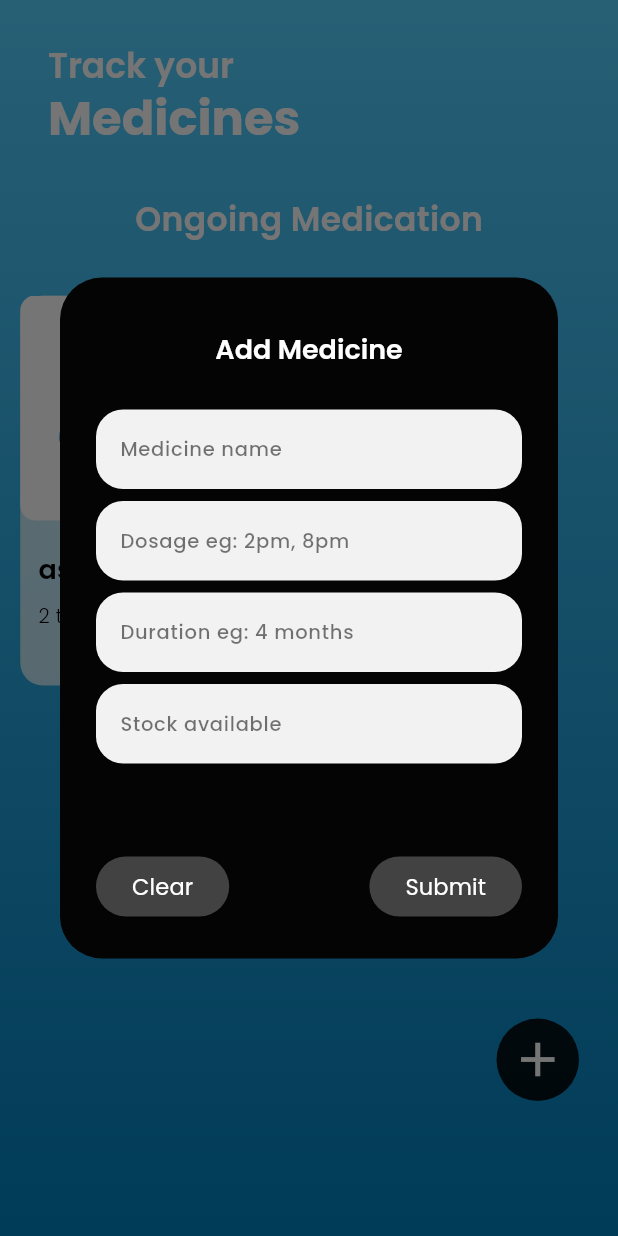
After one commit to shiwangaryan/Second-Brain, a Flutter app: the MedicinePage screen opened directly, after a tap on the "add" icon, on a phone screen of 412 x 824 dp. The commit adds this screen. Run offline on Flutter 3.47's test engine with Material 3 defaults, Android fonts, the light colour scheme and no system bars; our stand-ins replace cached_network_image, carousel_slider, firebase_auth, firebase_core, flutter_spinkit, flutter_svg and 6 more; missing offline and left inert: google_gemini; accounts and stored records are empty.

Commit message:
compleed the feature of entering the information about a new medicine and displaying it on the screen- Flutte

```diff
--- a/lib/common/widgets/custom_shapes/container/primary_header_container.dart
+++ b/lib/common/widgets/custom_shapes/container/primary_header_container.dart
@@ -20,7 +20,16 @@ class PrimaryHeaderContainer extends StatelessWidget {
       child: Container(
         width: HelperFunctions.screenWidth(),
         height: 500,
-        color: const Color(0xFF1E90FF),
+        decoration: const BoxDecoration(
+          gradient: LinearGradient(
+            begin: Alignment.topCenter,
+            end: Alignment.bottomCenter,
+            colors: [
+              Color(0XFF55d0ff),
+              Color(0XFF0080bf),
+            ],
+          ),
+        ),
         child: Stack(
           children: [
             Positioned(
--- a/lib/features/chatbot/model/chat_message.dart
+++ b/lib/features/chatbot/model/chat_message.dart
@@ -1,11 +1,10 @@
 import 'package:flutter/material.dart';
 
 class ChatMessage extends StatelessWidget {
-  const ChatMessage({super.key, required this.sender, required this.message, this.loading});
+  const ChatMessage({super.key, required this.sender, required this.message});
 
   final String sender;
   final String message;
-  final Widget? loading;
 
   @override
   Widget build(BuildContext context) {
@@ -22,8 +21,9 @@ class ChatMessage extends StatelessWidget {
           ),
           margin: const EdgeInsets.only(top: 2),
           child: Padding(
-            padding: const EdgeInsets.symmetric(vertical: 12.0, horizontal: 16),
-            child: message!= '' ? Text(
+              padding:
+                  const EdgeInsets.symmetric(vertical: 12.0, horizontal: 16),
+              child: Text(
                 message,
                 style: const TextStyle(
                   fontFamily: 'Poppins',
@@ -31,8 +31,7 @@ class ChatMessage extends StatelessWidget {
                   fontWeight: FontWeight.w500,
                   color: Colors.white,
                 ),
-            ) : loading,
-          ),
+              )),
         ),
         const SizedBox(height: 15),
       ],
--- a/lib/features/chatbot/screen/chatscreen.dart
+++ b/lib/features/chatbot/screen/chatscreen.dart
@@ -14,11 +14,11 @@ class ChatScreen extends StatefulWidget {
 
 class _ChatScreenState extends State<ChatScreen> {
   final List<ChatMessage> messages = [];
-  bool loading = false;
+  final gemini =
+      GoogleGemini(apiKey: 'AIzaSyCnlDOOB8f3bx4szZEBe3ZcGHo1TTpFxdg');
   TextEditingController textEditingController = TextEditingController();
   StreamSubscription? subscription;
-  final gemini =
-      GoogleGemini(apiKey: 'AIzaSyCnlDOOB8f3bx4szZEBe3ZcGHo1TTpFxdg');
+  bool loading = false;
 
   @override
   void initState() {
@@ -42,20 +42,12 @@ class _ChatScreenState extends State<ChatScreen> {
     setState(() {
       messages.insert(0, message);
       loading = true;
-      // messages.insert(
-      //     0,
-      //     ChatMessage(
-      //       sender: 'loading',
-      //       message: '',
-      //       loading: loadingIndicator(),
-      //     ));
     });
     textEditingController.clear();
 
     try {
       final response = await gemini.generateFromText(message.message);
       setState(() {
-        // messages.removeAt(0);
         loading = false;
         messages.insert(
           0,
@@ -148,7 +140,7 @@ class _ChatScreenState extends State<ChatScreen> {
             ),
             loading == true
                 ? SizedBox(child: loadingIndicator())
-                : SizedBox(height: 0),
+                : const SizedBox(height: 0),
             Padding(
               padding:
                   const EdgeInsets.symmetric(horizontal: 15.0, vertical: 16),
@@ -161,6 +153,9 @@ class _ChatScreenState extends State<ChatScreen> {
   }
 }
 
+//-----------
+//app bar
+//-----------
 class ChatScreenAppBar extends StatelessWidget implements PreferredSizeWidget {
   const ChatScreenAppBar({
     super.key,
@@ -197,5 +192,5 @@ class ChatScreenAppBar extends StatelessWidget implements PreferredSizeWidget {
   }
 
   @override
-  Size get preferredSize => Size.fromHeight(95);
+  Size get preferredSize => const Size.fromHeight(95);
 }
--- /dev/null
+++ b/lib/features/medicine/model/medicine_card_class.dart
@@ -0,0 +1,54 @@
+import 'dart:io';
+
+import 'package:flutter/material.dart';
+
+class MedicineCard extends StatelessWidget {
+  const MedicineCard(
+      {super.key, this.img, required this.name, required this.dosage});
+
+  final Image? img;
+  final String name;
+  final String dosage;
+
+  @override
+  Widget build(BuildContext context) {
+    return Container(
+      decoration: BoxDecoration(
+        color: Colors.white.withOpacity(0.7),
+        borderRadius: BorderRadius.circular(15),
+      ),
+      child: Column(
+        crossAxisAlignment: CrossAxisAlignment.start,
+        children: [
+          Container(
+            width: MediaQuery.of(context).size.width,
+            height: 150,
+            decoration: BoxDecoration(
+              borderRadius: BorderRadius.circular(10),
+              image: const DecorationImage(
+                image: AssetImage('assets/medicine/default_meds.jpg'),
+                fit: BoxFit.cover,
+              ),
+            ),
+          ),
+          const SizedBox(height: 20),
+          Padding(
+            padding: const EdgeInsets.symmetric(horizontal: 12.0),
+            child: Text(
+              name,
+              style: const TextStyle(fontSize: 18, fontWeight: FontWeight.w600),
+            ),
+          ),
+          const SizedBox(height: 8),
+          Padding(
+            padding: const EdgeInsets.symmetric(horizontal: 12.0),
+            child: Text(
+              dosage,
+              style: const TextStyle(fontSize: 13, fontWeight: FontWeight.w300),
+            ),
+          )
+        ],
+      ),
+    );
+  }
+}
--- /dev/null
+++ b/lib/features/medicine/screen/medicinescreen.dart
@@ -0,0 +1,227 @@
+import 'package:flutter/material.dart';
+import 'package:solution_challenge_app/features/medicine/model/medicine_card_class.dart';
+import 'package:solution_challenge_app/features/medicine/screen/widget/medicine_appbar.dart';
+
+class MedicinePage extends StatefulWidget {
+  const MedicinePage({super.key});
+
+  @override
+  State<MedicinePage> createState() => _MedicinePageState();
+}
+
+class _MedicinePageState extends State<MedicinePage> {
+  TextEditingController medicineName = TextEditingController();
+  TextEditingController medicineDosage = TextEditingController();
+  TextEditingController medicineDuration = TextEditingController();
+  TextEditingController medicineStock = TextEditingController();
+  List<MedicineCard> medicineCardList = [
+    MedicineCard(name: 'aspirin', dosage: '2 times a day')
+  ];
+
+  void addMedicineCard() {
+    MedicineCard medicineCard =
+        MedicineCard(name: medicineName.text, dosage: medicineDosage.text);
+    medicineName.clear();
+    medicineDosage.clear();
+
+    setState(() {
+      medicineCardList.insert(0, medicineCard);
+    });
+  }
+
+  void addMedicineDialogue() {
+    showDialog(
+      context: context,
+      builder: (BuildContext context) {
+        return AlertDialog(
+          backgroundColor: const Color(0xFF040404),
+          title: const Padding(
+            padding: EdgeInsets.symmetric(vertical: 12.0),
+            child: Center(
+              child:
+                  Text('Add Medicine', style: TextStyle(color: Colors.white)),
+            ),
+          ),
+          content: Form(
+            child: SizedBox(
+              width: 300,
+              height: 270,
+              child: Column(
+                children: [
+                  InfoFormField(
+                      text: 'Medicine name', controller: medicineName),
+                  const SizedBox(height: 8),
+                  InfoFormField(
+                      text: 'Dosage eg: 2pm, 8pm', controller: medicineDosage),
+                  const SizedBox(height: 8),
+                  InfoFormField(
+                      text: 'Duration eg: 4 months',
+                      controller: medicineDuration),
+                  const SizedBox(height: 8),
+                  InfoFormField(
+                      text: 'Stock available', controller: medicineStock),
+                ],
+              ),
+            ),
+          ),
+          actions: [
+            Row(
+              mainAxisAlignment: MainAxisAlignment.spaceBetween,
+              children: [
+                ElevatedButton(
+                  style: ButtonStyle(
+                    backgroundColor:
+                        MaterialStateProperty.all(Colors.grey[800]),
+                  ),
+                  onPressed: () {
+                    medicineName.clear();
+                    medicineDosage.clear();
+                    medicineDuration.clear();
+                    medicineStock.clear();
+                    FocusScope.of(context).unfocus();
+                  },
+                  child: Container(
+                    child: const Text(
+                      'Clear',
+                      style: TextStyle(color: Colors.white, fontSize: 15),
+                    ),
+                  ),
+                ),
+                ElevatedButton(
+                  style: ButtonStyle(
+                    backgroundColor:
+                        MaterialStateProperty.all(Colors.grey[800]),
+                  ),
+                  onPressed: () => {
+                    addMedicineCard(),
+                    Navigator.pop(context),
+                  },
+                  child: const SizedBox(
+                    child: Text(
+                      'Submit',
+                      style: TextStyle(color: Colors.white, fontSize: 15),
+                    ),
+                  ),
+                ),
+              ],
+            )
+          ],
+        );
+      },
+    );
+  }
+
+  @override
+  Widget build(BuildContext context) {
+    //main return of th ebuild function
+    return Container(
+      decoration: const BoxDecoration(
+        gradient: LinearGradient(
+          begin: Alignment.topCenter,
+          end: Alignment.bottomCenter,
+          colors: [
+            Color(0XFF55d0ff),
+            Color(0XFF0080bf),
+          ],
+        ),
+      ),
+      child: Stack(
+        children: [
+          Scaffold(
+            backgroundColor: Colors.transparent,
+            appBar: MedicinePageAppbar(),
+            body: Column(
+              children: [
+                const SizedBox(height: 36),
+                const Center(
+                  child: Text(
+                    'Ongoing Medication',
+                    style: TextStyle(
+                      fontFamily: 'Poppins',
+                      fontSize: 22,
+                      fontWeight: FontWeight.w600,
+                      color: Colors.white,
+                    ),
+                  ),
+                ),
+                Expanded(
+                  child: Padding(
+                    padding: const EdgeInsets.only(top: 35.0),
+                    child: Container(
+                      width: 385,
+                      child: GridView.builder(
+                        gridDelegate:
+                            const SliverGridDelegateWithFixedCrossAxisCount(
+                          crossAxisCount: 2,
+                          mainAxisExtent: 260,
+                          mainAxisSpacing: 8,
+                          crossAxisSpacing: 20,
+                        ),
+                        scrollDirection: Axis.vertical,
+                        itemCount: medicineCardList.length,
+                        itemBuilder: (context, index) {
+                          return medicineCardList[index];
+                        },
+                      ),
+                    ),
+                  ),
+                ),
+              ],
+            ),
+          ),
+          Positioned(
+            bottom: 90,
+            right: 26,
+            child: Container(
+              width: 55,
+              height: 55,
+              decoration: BoxDecoration(
+                color: Colors.black87,
+                borderRadius: BorderRadius.circular(60),
+              ),
+              child: IconButton(
+                onPressed: () {
+                  addMedicineDialogue();
+                },
+                icon: const Icon(
+                  Icons.add,
+                  color: Colors.white,
+                  size: 38,
+                ),
+              ),
+            ),
+          ),
+        ],
+      ),
+    );
+  }
+}
+
+//
+// other widgets
+class InfoFormField extends StatelessWidget {
+  const InfoFormField({
+    super.key,
+    required this.text,
+    required this.controller,
+  });
+
+  final String text;
+  final TextEditingController controller;
+
+  @override
+  Widget build(BuildContext context) {
+    return TextFormField(
+      controller: controller,
+      decoration: InputDecoration(
+        hintText: text,
+        hintStyle: const TextStyle(fontSize: 13, color: Colors.black54),
+        filled: true,
+        fillColor: Colors.white.withOpacity(0.95),
+        border: OutlineInputBorder(
+            borderRadius: BorderRadius.circular(18),
+            borderSide: BorderSide.none),
+      ),
+    );
+  }
+}
--- /dev/null
+++ b/lib/features/medicine/screen/widget/medicine_appbar.dart
@@ -0,0 +1,56 @@
+import 'package:flutter/material.dart';
+import 'package:solution_challenge_app/common/widgets/appbar/appbar.dart';
+
+class MedicinePageAppbar extends StatelessWidget
+    implements PreferredSizeWidget {
+  const MedicinePageAppbar({
+    super.key,
+  });
+
+  @override
+  Widget build(BuildContext context) {
+    return Container(
+      margin: const EdgeInsets.only(top: 34.0),
+      child: CustomAppBar(
+        title: const Column(
+          crossAxisAlignment: CrossAxisAlignment.start,
+          children: [
+            Text(
+              'Track your',
+              style: TextStyle(
+                color: Colors.white,
+                fontFamily: 'Poppins',
+                fontSize: 23,
+                fontWeight: FontWeight.w600,
+              ),
+            ),
+            Text(
+              'Medicines',
+              style: TextStyle(
+                color: Colors.white,
+                fontFamily: 'Poppins',
+                fontSize: 32,
+                fontWeight: FontWeight.w800,
+              ),
+            ),
+          ],
+        ),
+        actions: [
+          Container(
+              width: 50,
+              height: 50,
+              decoration: BoxDecoration(
+                  borderRadius: BorderRadius.circular(50),
+                  image: const DecorationImage(
+                    image: AssetImage(
+                        'assets/images/appbar/shiwang_profile_photo.jpg'),
+                    fit: BoxFit.cover,
+                  )))
+        ],
+      ),
+    );
+  }
+
+  @override
+  Size get preferredSize => const Size.fromHeight(95);
+}
--- a/lib/features/music/screen/song_screen.dart
+++ b/lib/features/music/screen/song_screen.dart
@@ -160,8 +160,7 @@ class CustomAppBar extends StatelessWidget implements PreferredSizeWidget {
   }
 
   @override
-  // TODO: implement preferredSize
-  Size get preferredSize => Size.fromHeight(60);
+  Size get preferredSize => const Size.fromHeight(60);
 }
 
 // slider for song ---------------
--- a/lib/features/music/screen/widgets/playbuttons.dart
+++ b/lib/features/music/screen/widgets/playbuttons.dart
@@ -59,13 +59,14 @@ class _PlayerButtonsState extends State<PlayerButtons> {
               hasPreviousSong = widget.audioPlayer.hasPrevious;
               hasNextSong = widget.audioPlayer.hasNext;
 
+
               if (processingState == ProcessingState.loading ||
                   processingState == ProcessingState.buffering) {
                 return Container(
                   width: 64,
                   height: 64,
-                  margin: EdgeInsets.all(10),
-                  child: Container(
+                  margin: const EdgeInsets.all(10),
+                  child: const SizedBox(
                     height: 40,
                     width: 40,
                     child: CircularProgressIndicator(),
--- a/lib/features/music/screen/widgets/song_cards.dart
+++ b/lib/features/music/screen/widgets/song_cards.dart
@@ -83,7 +83,7 @@ class SongCard extends StatelessWidget {
                         ),
                         Icon(
                           Icons.play_circle,
-                          color: Color.fromARGB(255, 0, 104, 156),
+                          color: Colors.black87,
                         )
                       ],
                     ),
--- a/lib/main.dart
+++ b/lib/main.dart
@@ -5,5 +5,5 @@ import 'package:solution_challenge_app/utils/logging/firebase_authentication.dar
 void main() async {
   WidgetsFlutterBinding.ensureInitialized();
   Authentication.initializeFirebase();
-  runApp(App());
+  runApp(const App());
 }
--- a/lib/navigation_menu.dart
+++ b/lib/navigation_menu.dart
@@ -3,6 +3,7 @@ import 'package:get/get.dart';
 import 'package:iconsax/iconsax.dart';
 import 'package:solution_challenge_app/features/chatbot/screen/chatscreen.dart';
 import 'package:solution_challenge_app/features/home/screens/home/home.dart';
+import 'package:solution_challenge_app/features/medicine/screen/medicinescreen.dart';
 import 'package:solution_challenge_app/features/music/screen/music.dart';
 
 class NavigationMenu extends StatelessWidget {
@@ -37,7 +38,7 @@ class NavigationMenu extends StatelessWidget {
           body: Obx(() => controller.screen[controller.selectionindex.value]),
         ),
         Positioned(
-          bottom: 90,
+          bottom: 83,
           right: 26,
           child: Container(
             width: 55,
@@ -69,8 +70,8 @@ class NavigatorMenuController extends GetxController {
   final screen = [
     const HomeScreen(),
     const MusicPage(),
-    Container(color: Colors.red),
     Container(color: Colors.green),
+    const MedicinePage(),
   ];
 }
 
--- a/pubspec.yaml
+++ b/pubspec.yaml
@@ -73,6 +73,7 @@ flutter:
     - assets/images/appbar/
     - assets/images/image_carousel/
     - assets/music/
+    - assets/medicine/
 
   fonts:
     - family: Poppins
```
Also changed, not shown: assets/medicine/default_meds.jpg (added). Lines whose indentation alone changed are shown as unchanged.
